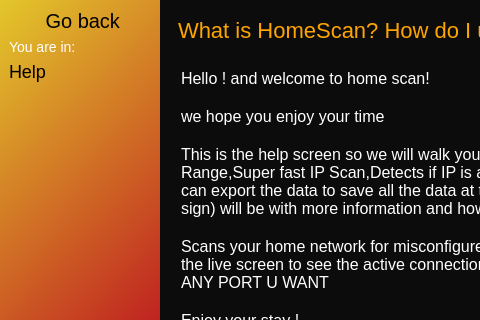
Before: the Qt Designer form router/help_ui.ui in hunterjreid/HomeScan, drawn with Qt 5; both pictures show x 0 to 480 and y 0 to 320 of the 904 by 486 pixel window.
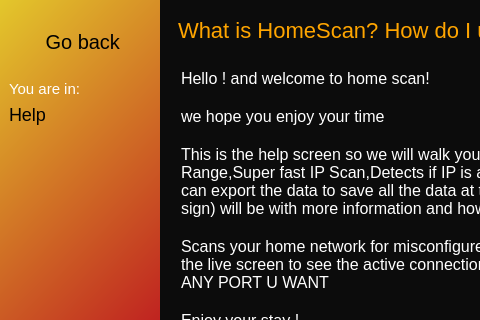
After: the same form once the commit is applied. Icons and pictures are not drawn.

Patch:
```diff
--- a/router/help_ui.ui
+++ b/router/help_ui.ui
@@ -63,6 +63,12 @@
           <layout class="QHBoxLayout" name="top">
            <item alignment="Qt::AlignTop">
             <widget class="QPushButton" name="back">
+             <property name="minimumSize">
+              <size>
+               <width>0</width>
+               <height>65</height>
+              </size>
+             </property>
              <property name="styleSheet">
               <string notr="true">font-size:20px;
 background:none;</string>
@@ -89,7 +95,7 @@
            <item>
             <widget class="QLabel" name="label">
              <property name="styleSheet">
-              <string notr="true">font-size:14px;
+              <string notr="true">font-size:15px;
 background:none;
 color:white;</string>
              </property>
```
